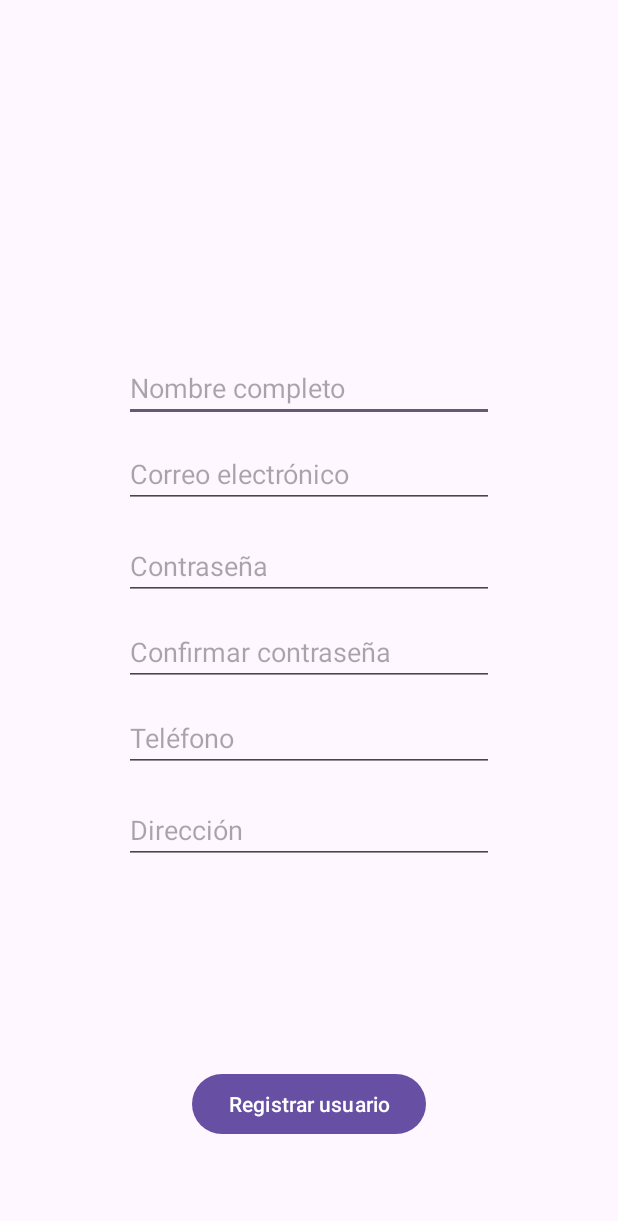
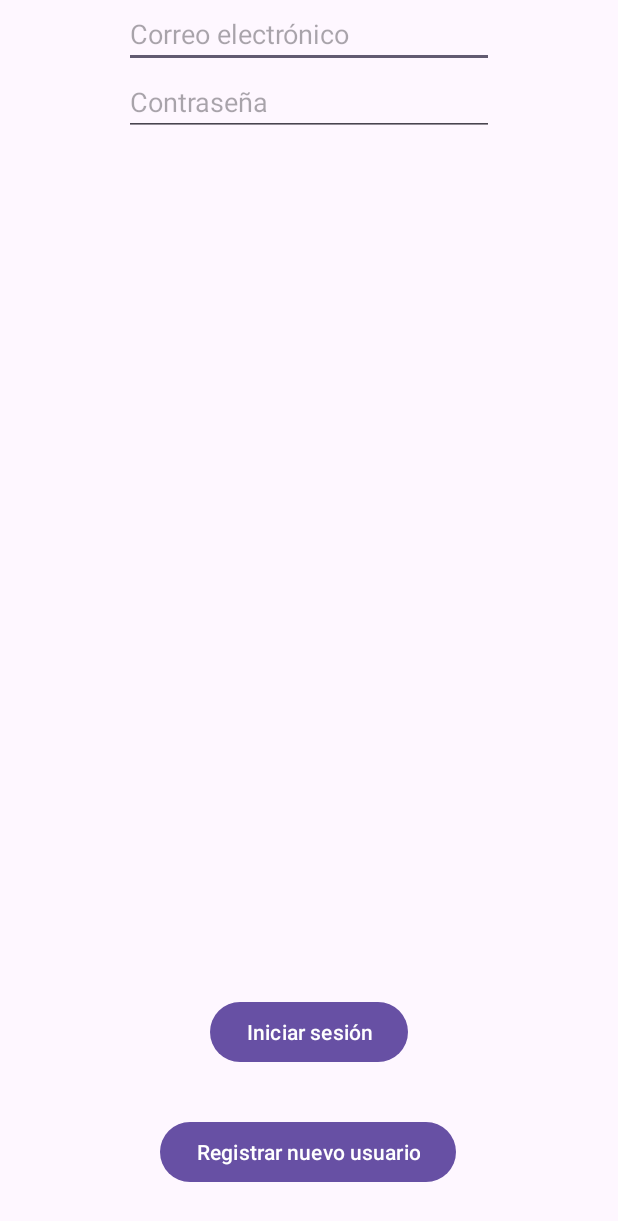
Before and after one commit to Zipyrar/DI, an Android app: the screen it shows after launch (RegisterActivity before the commit, LoginActivity after it), on a phone screen of 412 x 824 dp. Shown: the top 1221 px of the screen. Run offline under Robolectric (Android 15) with nearby library versions, the phone set to English and light mode, and no system bars; our stand-ins replace Firebase (no records; nobody signed in at launch, a user with empty details on screens opened directly), Volley.

Commit message:
Inicio de sesión de usuarios en Firebase.

```diff
--- a/FirebaseAndroid/app/build.gradle.kts
+++ b/FirebaseAndroid/app/build.gradle.kts
@@ -45,6 +45,7 @@ dependencies {
     implementation(libs.constraintlayout)
     implementation(libs.firebase.auth)
     implementation(libs.firebase.database)
+    implementation(libs.volley)
     testImplementation(libs.junit)
     androidTestImplementation(libs.ext.junit)
     androidTestImplementation(libs.espresso.core)
--- a/FirebaseAndroid/app/src/main/AndroidManifest.xml
+++ b/FirebaseAndroid/app/src/main/AndroidManifest.xml
@@ -13,7 +13,7 @@
         android:theme="@style/Theme.FirebaseAndroid"
         tools:targetApi="31">
         <activity
-            android:name=".RegisterActivity"
+            android:name=".LoginActivity"
             android:exported="true">
             <intent-filter>
                 <action android:name="android.intent.action.MAIN" />
@@ -21,6 +21,9 @@
                 <category android:name="android.intent.category.LAUNCHER" />
             </intent-filter>
         </activity>
+        <activity
+            android:name=".RegisterActivity"
+            android:exported="true"></activity>
     </application>
 
 </manifest>
--- /dev/null
+++ b/FirebaseAndroid/app/src/main/java/com/zipyrar/firebaseandroid/LoginActivity.java
@@ -0,0 +1,44 @@
+package com.zipyrar.firebaseandroid;
+
+import android.content.Intent;
+import android.os.Bundle;
+import android.os.Bundle;
+import android.util.Log;
+import android.widget.Button;
+import android.widget.EditText;
+import android.widget.Toast;
+
+import androidx.annotation.NonNull;
+import androidx.appcompat.app.AppCompatActivity;
+
+import com.android.volley.RequestQueue;
+import com.google.firebase.Firebase;
+import com.google.firebase.auth.FirebaseAuth;
+import com.google.firebase.auth.FirebaseUser;
+import com.google.firebase.database.DataSnapshot;
+import com.google.firebase.database.DatabaseError;
+import com.google.firebase.database.DatabaseReference;
+import com.google.firebase.database.FirebaseDatabase;
+import com.google.firebase.database.ValueEventListener;
+
+public class LoginActivity extends AppCompatActivity {
+    private FirebaseAuth mAuth;
+    private DatabaseReference databaseRef;
+
+    @Override
+    protected void onCreate(Bundle savedInstanceState) {
+        super.onCreate(savedInstanceState);
+        setContentView(R.layout.activity_login);
+
+        mAuth = FirebaseAuth.getInstance();
+        databaseRef = FirebaseDatabase.getInstance().getReference();
+
+
+        findViewById(R.id.botNuevoRegistro).setOnClickListener(v -> registerNewUser());
+    }
+
+    protected void registerNewUser() {
+        Intent intent = new Intent(LoginActivity.this, RegisterActivity.class);
+        startActivity(intent);
+    }
+}
--- /dev/null
+++ b/FirebaseAndroid/app/src/main/res/layout/activity_login.xml
@@ -0,0 +1,54 @@
+<?xml version="1.0" encoding="utf-8"?>
+<androidx.constraintlayout.widget.ConstraintLayout xmlns:android="http://schemas.android.com/apk/res/android"
+    xmlns:app="http://schemas.android.com/apk/res-auto"
+    xmlns:tools="http://schemas.android.com/tools"
+    android:id="@+id/login"
+    android:layout_width="match_parent"
+    android:layout_height="match_parent"
+    tools:context=".LoginActivity">
+
+    <EditText
+        android:id="@+id/emailInicio"
+        android:layout_width="0dp"
+        android:layout_height="wrap_content"
+        android:hint="Correo electrónico"
+        android:inputType="textEmailAddress"
+        app:layout_constraintEnd_toEndOf="parent"
+        app:layout_constraintStart_toStartOf="parent"
+        app:layout_constraintWidth_percent="0.6"
+        tools:ignore="MissingConstraints"
+        tools:layout_editor_absoluteY="291dp" />
+
+    <EditText
+        android:id="@+id/contraInicio"
+        android:layout_width="0dp"
+        android:layout_height="wrap_content"
+        android:hint="Contraseña"
+        android:inputType="textPassword"
+        app:layout_constraintTop_toBottomOf="@id/emailInicio"
+        app:layout_constraintEnd_toEndOf="parent"
+        app:layout_constraintStart_toStartOf="parent"
+        app:layout_constraintWidth_percent="0.6" />
+
+    <Button
+        android:id="@+id/botNuevoRegistro"
+        android:layout_width="wrap_content"
+        android:layout_height="wrap_content"
+        android:layout_marginBottom="32dp"
+        android:text="Registrar nuevo usuario"
+        app:layout_constraintBottom_toBottomOf="parent"
+        app:layout_constraintEnd_toEndOf="parent"
+        app:layout_constraintHorizontal_bias="0.497"
+        app:layout_constraintStart_toStartOf="parent" />
+
+    <Button
+        android:id="@+id/botInicio"
+        android:layout_width="wrap_content"
+        android:layout_height="wrap_content"
+        android:layout_marginBottom="112dp"
+        android:text="Iniciar sesión"
+        app:layout_constraintBottom_toBottomOf="parent"
+        app:layout_constraintEnd_toEndOf="parent"
+        app:layout_constraintStart_toStartOf="parent" />
+
+</androidx.constraintlayout.widget.ConstraintLayout>
--- a/FirebaseAndroid/app/src/main/res/layout/activity_register.xml
+++ b/FirebaseAndroid/app/src/main/res/layout/activity_register.xml
@@ -2,7 +2,7 @@
 <androidx.constraintlayout.widget.ConstraintLayout xmlns:android="http://schemas.android.com/apk/res/android"
     xmlns:app="http://schemas.android.com/apk/res-auto"
     xmlns:tools="http://schemas.android.com/tools"
-    android:id="@+id/main"
+    android:id="@+id/register"
     android:layout_width="match_parent"
     android:layout_height="match_parent"
     tools:context=".RegisterActivity">
--- a/FirebaseAndroid/gradle/libs.versions.toml
+++ b/FirebaseAndroid/gradle/libs.versions.toml
@@ -10,6 +10,7 @@ activity = "1.9.3"
 constraintlayout = "2.2.0"
 firebaseAuth = "23.1.0"
 firebaseDatabase = "21.0.0"
+volley = "1.2.1"
 
 [libraries]
 firebase-analytics = { module = "com.google.firebase:firebase-analytics" }
@@ -23,6 +24,7 @@ activity = { group = "androidx.activity", name = "activity", version.ref = "acti
 constraintlayout = { group = "androidx.constraintlayout", name = "constraintlayout", version.ref = "constraintlayout" }
 firebase-auth = { group = "com.google.firebase", name = "firebase-auth", version.ref = "firebaseAuth" }
 firebase-database = { group = "com.google.firebase", name = "firebase-database", version.ref = "firebaseDatabase" }
+volley = { group = "com.android.volley", name = "volley", version.ref = "volley" }
 
 [plugins]
 android-application = { id = "com.android.application", version.ref = "agp" }
```
